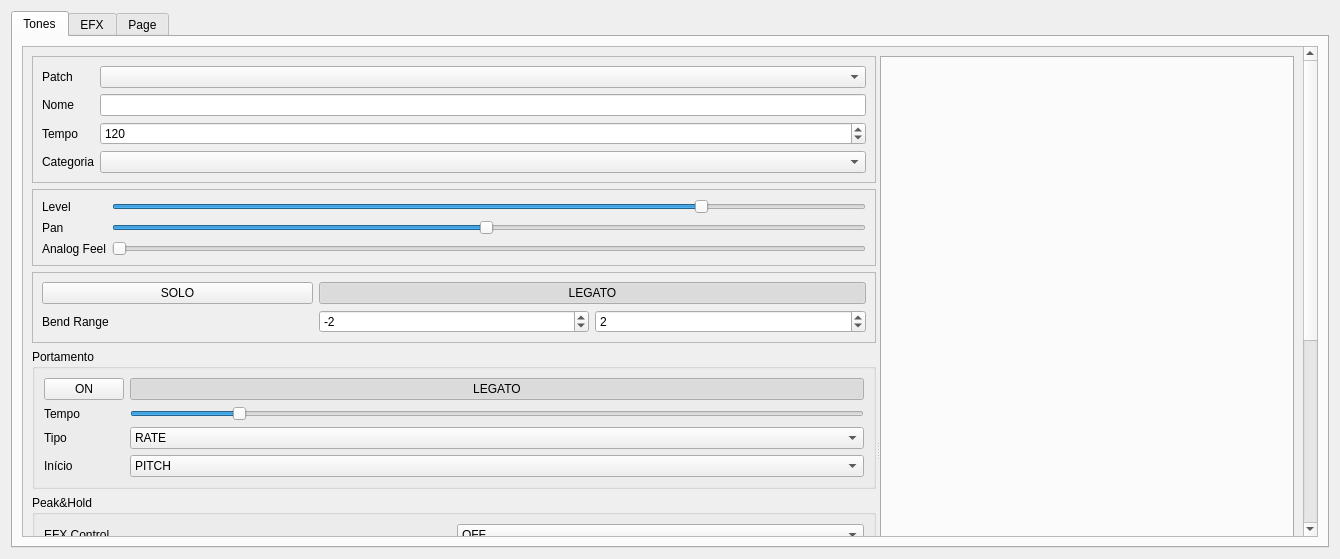
The window that PatchUI.ui (marcelbonnet/QStage) describes before a commit, drawn with Qt 5.
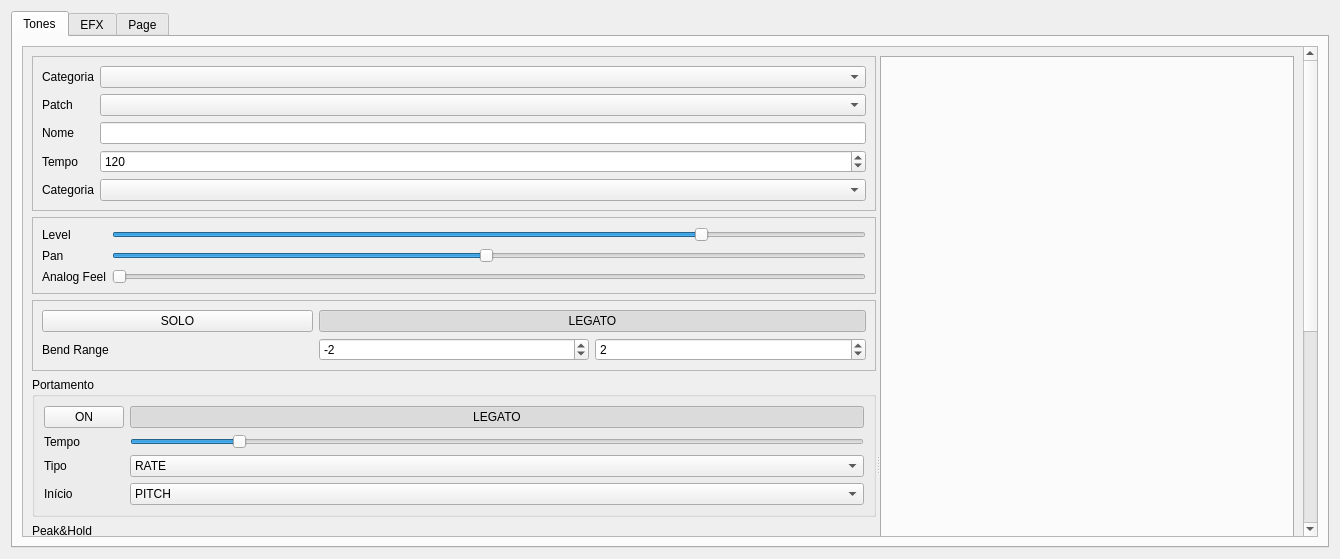
The same window after the commit.

Commit message: combo para fitrar patches

```diff
--- a/PatchUI.ui
+++ b/PatchUI.ui
@@ -41,7 +41,7 @@
             <x>0</x>
             <y>0</y>
             <width>1284</width>
-            <height>1055</height>
+            <height>1086</height>
            </rect>
           </property>
           <layout class="QHBoxLayout" name="horizontalLayout_4">
@@ -133,6 +133,16 @@
                   <item row="2" column="1">
                    <widget class="QComboBox" name="patch"/>
                   </item>
+                  <item row="1" column="0">
+                   <widget class="QLabel" name="label_4">
+                    <property name="text">
+                     <string>Categoria</string>
+                    </property>
+                   </widget>
+                  </item>
+                  <item row="1" column="1">
+                   <widget class="QComboBox" name="filtroCategoria"/>
+                  </item>
                  </layout>
                 </widget>
                </item>
```
The commit also changes 2 other files.
